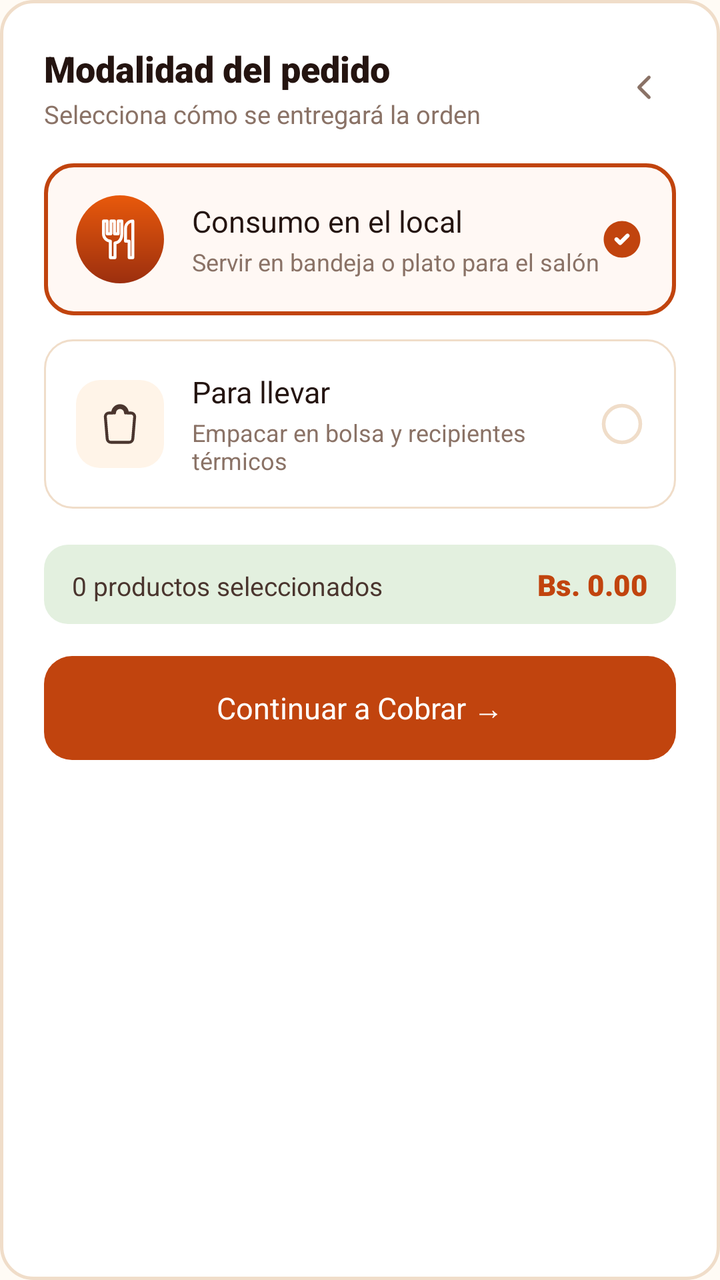
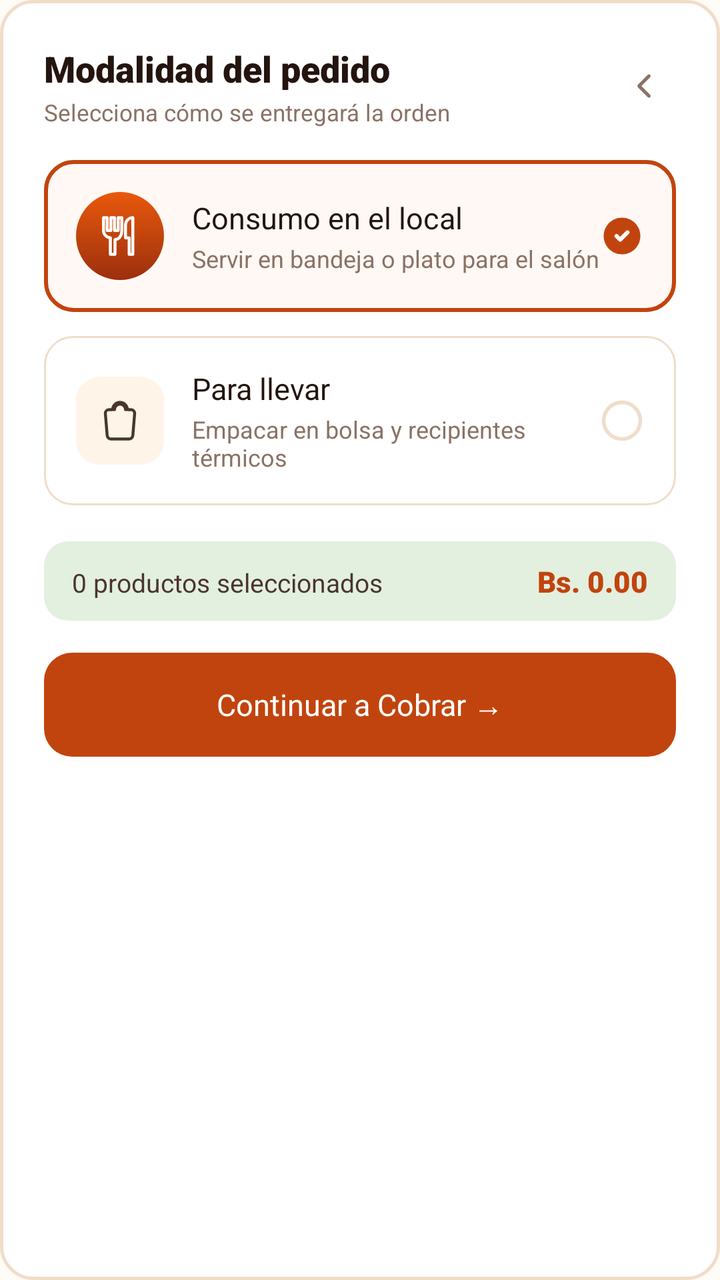

The first picture is an Android layout as it rendered before a commit; the second is the same layout after the commit. The layout source and the unified diff follow.
<!-- AndroidManifest.xml: application theme Theme.Pollogithub -->
<!-- res/layout/dialog_tipo_pedido.xml -->
<?xml version="1.0" encoding="utf-8"?>
<LinearLayout xmlns:android="http://schemas.android.com/apk/res/android"
    xmlns:app="http://schemas.android.com/apk/res-auto"
    android:layout_width="match_parent"
    android:layout_height="wrap_content"
    android:background="@drawable/bg_order_card"
    android:orientation="vertical"
    android:padding="22dp">

    
    <RelativeLayout
        android:layout_width="match_parent"
        android:layout_height="wrap_content"
        android:layout_marginBottom="16dp">

        <LinearLayout
            android:layout_width="wrap_content"
            android:layout_height="wrap_content"
            android:layout_alignParentStart="true"
            android:layout_toStartOf="@id/btnDismissModal"
            android:orientation="vertical">

            <TextView
                android:layout_width="wrap_content"
                android:layout_height="wrap_content"
                android:fontFamily="sans-serif-black"
                android:text="Modalidad del pedido"
                android:textColor="@color/char_900"
                android:textSize="18sp" />

            <TextView
                android:layout_width="wrap_content"
                android:layout_height="wrap_content"
                android:layout_marginTop="2dp"
                android:fontFamily="sans-serif"
                android:text="Selecciona cómo se entregará la orden"
                android:textColor="@color/char_400"
                android:textSize="12.5sp" />
        </LinearLayout>

        <ImageView
            android:id="@+id/btnDismissModal"
            android:layout_width="32dp"
            android:layout_height="32dp"
            android:layout_alignParentEnd="true"
            android:layout_centerVertical="true"
            android:background="?attr/selectableItemBackgroundBorderless"
            android:clickable="true"
            android:contentDescription="Cerrar"
            android:focusable="true"
            android:padding="6dp"
            android:src="@drawable/ic_back_arrow"
            app:tint="@color/char_400" />
    </RelativeLayout>

    
    <LinearLayout
        android:id="@+id/cardOptionLocal"
        android:layout_width="match_parent"
        android:layout_height="wrap_content"
        android:layout_marginBottom="12dp"
        android:background="@drawable/bg_card_mode_selected"
        android:clickable="true"
        android:focusable="true"
        android:gravity="center_vertical"
        android:orientation="horizontal"
        android:padding="16dp">

        <FrameLayout
            android:id="@+id/iconContainerLocal"
            android:layout_width="44dp"
            android:layout_height="44dp"
            android:background="@drawable/bg_avatar_circle">

            <ImageView
                android:id="@+id/ivModalIconLocal"
                android:layout_width="22dp"
                android:layout_height="22dp"
                android:layout_gravity="center"
                android:contentDescription="En el local"
                android:src="@drawable/ic_dining_local"
                app:tint="@color/white" />
        </FrameLayout>

        <LinearLayout
            android:layout_width="0dp"
            android:layout_height="wrap_content"
            android:layout_marginStart="14dp"
            android:layout_weight="1"
            android:orientation="vertical">

            <TextView
                android:layout_width="wrap_content"
                android:layout_height="wrap_content"
                android:fontFamily="sans-serif-bold"
                android:text="Consumo en el local"
                android:textColor="@color/char_900"
                android:textSize="15sp" />

            <TextView
                android:layout_width="wrap_content"
                android:layout_height="wrap_content"
                android:layout_marginTop="2dp"
                android:fontFamily="sans-serif"
                android:text="Servir en bandeja o plato para el salón"
                android:textColor="@color/char_400"
                android:textSize="12sp" />
        </LinearLayout>

        <ImageView
            android:id="@+id/radioLocalIndicator"
            android:layout_width="22dp"
            android:layout_height="22dp"
            android:contentDescription="Seleccionado"
            android:src="@drawable/ic_check_circle_ember" />
    </LinearLayout>

    
    <LinearLayout
        android:id="@+id/cardOptionLlevar"
        android:layout_width="match_parent"
        android:layout_height="wrap_content"
        android:layout_marginBottom="18dp"
        android:background="@drawable/bg_card_mode_unselected"
        android:clickable="true"
        android:focusable="true"
        android:gravity="center_vertical"
        android:orientation="horizontal"
        android:padding="16dp">

        <FrameLayout
            android:id="@+id/iconContainerLlevar"
            android:layout_width="44dp"
            android:layout_height="44dp"
            android:background="@drawable/bg_icon_btn">

            <ImageView
                android:id="@+id/ivModalIconLlevar"
                android:layout_width="22dp"
                android:layout_height="22dp"
                android:layout_gravity="center"
                android:contentDescription="Para llevar"
                android:src="@drawable/ic_takeaway_bag"
                app:tint="@color/char_700" />
        </FrameLayout>

        <LinearLayout
            android:layout_width="0dp"
            android:layout_height="wrap_content"
            android:layout_marginStart="14dp"
            android:layout_weight="1"
            android:orientation="vertical">

            <TextView
                android:layout_width="wrap_content"
                android:layout_height="wrap_content"
                android:fontFamily="sans-serif-bold"
                android:text="Para llevar"
                android:textColor="@color/char_900"
                android:textSize="15sp" />

            <TextView
                android:layout_width="wrap_content"
                android:layout_height="wrap_content"
                android:layout_marginTop="2dp"
                android:fontFamily="sans-serif"
                android:text="Empacar en bolsa y recipientes térmicos"
                android:textColor="@color/char_400"
                android:textSize="12sp" />
        </LinearLayout>

        <ImageView
            android:id="@+id/radioLlevarIndicator"
            android:layout_width="22dp"
            android:layout_height="22dp"
            android:contentDescription="No seleccionado"
            android:src="@drawable/ic_circle_outline" />
    </LinearLayout>

    
    <LinearLayout
        android:layout_width="match_parent"
        android:layout_height="wrap_content"
        android:layout_marginBottom="16dp"
        android:background="@drawable/bg_change_row"
        android:orientation="horizontal"
        android:paddingHorizontal="14dp"
        android:paddingVertical="10dp">

        <TextView
            android:id="@+id/tvModalCartSummary"
            android:layout_width="0dp"
            android:layout_height="wrap_content"
            android:layout_weight="1"
            android:fontFamily="sans-serif"
            android:text="0 productos seleccionados"
            android:textColor="@color/char_700"
            android:textSize="13sp" />

        <TextView
            android:id="@+id/tvModalTotalAmount"
            android:layout_width="wrap_content"
            android:layout_height="wrap_content"
            android:fontFamily="sans-serif-black"
            android:text="Bs. 0.00"
            android:textColor="@color/ember_600"
            android:textSize="14.5sp" />
    </LinearLayout>

    
    <androidx.appcompat.widget.AppCompatButton
        android:id="@+id/btnConfirmOrderMode"
        android:layout_width="match_parent"
        android:layout_height="52dp"
        android:background="@drawable/bg_button_primary"
        android:fontFamily="sans-serif-bold"
        android:stateListAnimator="@null"
        android:text="Continuar a Cobrar →"
        android:textAllCaps="false"
        android:textColor="@color/white"
        android:textSize="15sp" />
</LinearLayout>
<!-- resources referenced by this layout -->
<resources>
  <color name="char_400">#8A7266</color>
  <color name="char_700">#4A352E</color>
  <color name="char_900">#241410</color>
  <color name="ember_600">#C1440E</color>
  <color name="white">#FFFFFFFF</color>
  <!-- drawable bg_avatar_circle (drawable) -->
  <?xml version="1.0" encoding="utf-8"?>
  <shape xmlns:android="http://schemas.android.com/apk/res/android"
      android:shape="oval">
      <gradient
          android:angle="295"
          android:startColor="@color/ember_500"
          android:endColor="@color/ember_700" />
  </shape>
  <!-- drawable bg_button_primary (drawable) -->
  <?xml version="1.0" encoding="utf-8"?>
  <ripple xmlns:android="http://schemas.android.com/apk/res/android"
      android:color="#33FFFFFF">
      <item>
          <shape android:shape="rectangle">
              <solid android:color="@color/ember_600" />
              <corners android:radius="14dp" />
          </shape>
      </item>
  </ripple>
  <!-- drawable bg_card_mode_selected (drawable) -->
  <?xml version="1.0" encoding="utf-8"?>
  <shape xmlns:android="http://schemas.android.com/apk/res/android">
      <solid android:color="#FFF8F4"/>
      <corners android:radius="14dp"/>
      <stroke android:width="2dp" android:color="@color/ember_600"/>
  </shape>
  <!-- drawable bg_card_mode_unselected (drawable) -->
  <?xml version="1.0" encoding="utf-8"?>
  <shape xmlns:android="http://schemas.android.com/apk/res/android">
      <solid android:color="@color/white"/>
      <corners android:radius="14dp"/>
      <stroke android:width="1dp" android:color="@color/line_color"/>
  </shape>
  <!-- drawable bg_change_row (drawable) -->
  <?xml version="1.0" encoding="utf-8"?>
  <shape xmlns:android="http://schemas.android.com/apk/res/android"
      android:shape="rectangle">
      <solid android:color="@color/ok_100" />
      <corners android:radius="12dp" />
  </shape>
  <!-- drawable bg_icon_btn (drawable) -->
  <?xml version="1.0" encoding="utf-8"?>
  <ripple xmlns:android="http://schemas.android.com/apk/res/android"
      android:color="#1AE8590C">
      <item>
          <shape android:shape="rectangle">
              <solid android:color="@color/paper_100" />
              <corners android:radius="12dp" />
          </shape>
      </item>
  </ripple>
  <style name="Theme.Pollogithub" parent="Base.Theme.Pollogithub" />
  <color name="ember_500">#E8590C</color>
  <color name="ember_700">#9C2F0E</color>
  <color name="line_color">#F0DDC9</color>
  <color name="ok_100">#E3F0DF</color>
  <color name="paper_100">#FFF4E8</color>
  <color name="paper_50">#FFFBF5</color>
  <color name="ember_100">#FFE4D1</color>
  <!-- unchanged entries left out for length: 7 -->
</resources>

<!-- the commit's change to res/layout/dialog_tipo_pedido.xml (unified diff, before → after) -->
@@ -1,11 +1,11 @@
 <?xml version="1.0" encoding="utf-8"?>
 <LinearLayout xmlns:android="http://schemas.android.com/apk/res/android"
     xmlns:app="http://schemas.android.com/apk/res-auto"
+    style="@style/Widget.Pollo.Card.Order"
     android:layout_width="match_parent"
     android:layout_height="wrap_content"
-    android:background="@drawable/bg_order_card"
     android:orientation="vertical"
-    android:padding="22dp">
+    android:padding="@dimen/dialog_padding">
 
     
     <RelativeLayout
@@ -21,21 +21,17 @@
             android:orientation="vertical">
 
             <TextView
-                android:layout_width="wrap_content"
-                android:layout_height="wrap_content"
-                android:fontFamily="sans-serif-black"
-                android:text="Modalidad del pedido"
-                android:textColor="@color/char_900"
-                android:textSize="18sp" />
-
-            <TextView
-                android:layout_width="wrap_content"
-                android:layout_height="wrap_content"
-                android:layout_marginTop="2dp"
-                android:fontFamily="sans-serif"
-                android:text="Selecciona cómo se entregará la orden"
-                android:textColor="@color/char_400"
-                android:textSize="12.5sp" />
+                android:textAppearance="@style/TextAppearance.Pollo.Title.Medium"
+                android:layout_width="wrap_content"
+                android:layout_height="wrap_content"
+                android:text="Modalidad del pedido" />
+
+            <TextView
+                android:textAppearance="@style/TextAppearance.Pollo.Subtitle"
+                android:layout_width="wrap_content"
+                android:layout_height="wrap_content"
+                android:layout_marginTop="@dimen/spacing_2xs"
+                android:text="Selecciona cómo se entregará la orden" />
         </LinearLayout>
 
         <ImageView
<!-- resource entries referenced after the edit -->
@@ -5,6 +5,8 @@
   <color name="char_900">#241410</color>
   <color name="ember_600">#C1440E</color>
   <color name="white">#FFFFFFFF</color>
+  <dimen name="dialog_padding">22dp</dimen>
+  <dimen name="spacing_2xs">2dp</dimen>
   <!-- drawable bg_avatar_circle (drawable) -->
   <?xml version="1.0" encoding="utf-8"?>
   <shape xmlns:android="http://schemas.android.com/apk/res/android"
@@ -57,12 +59,32 @@
           </shape>
       </item>
   </ripple>
+  <style name="TextAppearance.Pollo.Subtitle" parent="TextAppearance.Pollo">
+          <item name="android:fontFamily">sans-serif</item>
+          <item name="android:textColor">@color/char_400</item>
+          <item name="android:textSize">@dimen/text_size_caption</item>
+      </style>
+  <style name="TextAppearance.Pollo.Title.Medium" parent="TextAppearance.Pollo.Title">
+          <item name="android:fontFamily">sans-serif-black</item>
+          <item name="android:textColor">@color/char_900</item>
+          <item name="android:textSize">@dimen/text_size_title_medium</item>
+      </style>
+  <style name="Widget.Pollo.Card.Order" parent="Widget.Pollo.Card">
+          <item name="android:background">@drawable/bg_order_card</item>
+          <item name="android:padding">@dimen/card_padding_standard</item>
+      </style>
   <style name="Theme.Pollogithub" parent="Base.Theme.Pollogithub" />
   <color name="ember_500">#E8590C</color>
   <color name="ember_700">#9C2F0E</color>
   <color name="line_color">#F0DDC9</color>
   <color name="ok_100">#E3F0DF</color>
   <color name="paper_100">#FFF4E8</color>
+  <style name="TextAppearance.Pollo" parent="android:TextAppearance" />
+  <dimen name="text_size_caption">11.5sp</dimen>
+  <style name="TextAppearance.Pollo.Title" parent="TextAppearance.Pollo" />
+  <dimen name="text_size_title_medium">18sp</dimen>
+  <style name="Widget.Pollo.Card" parent="" />
+  <dimen name="card_padding_standard">14dp</dimen>
   <color name="paper_50">#FFFBF5</color>
   <color name="ember_100">#FFE4D1</color>
   <!-- unchanged entries left out for length: 7 -->
